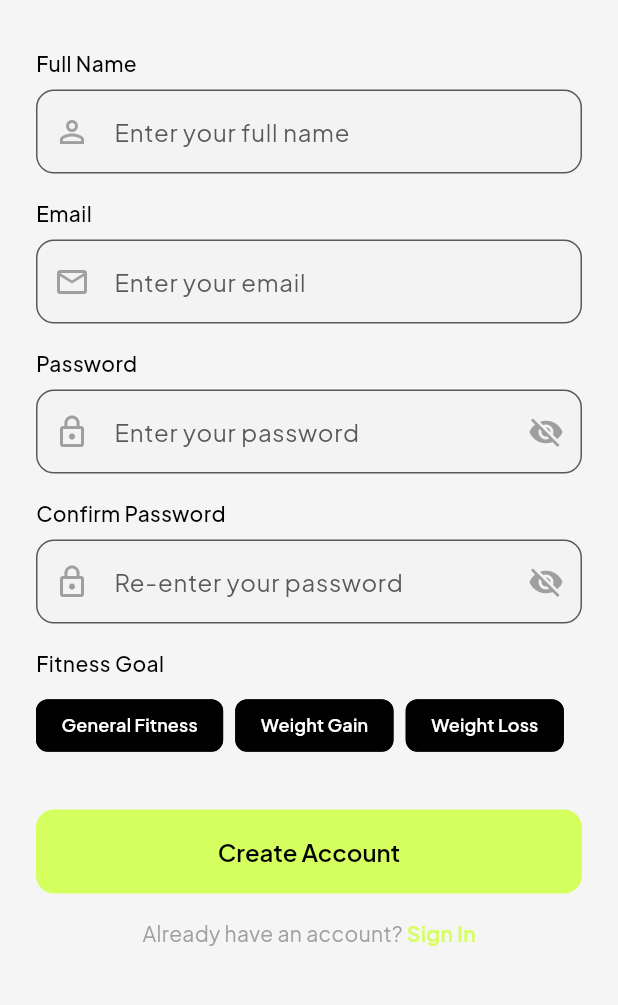
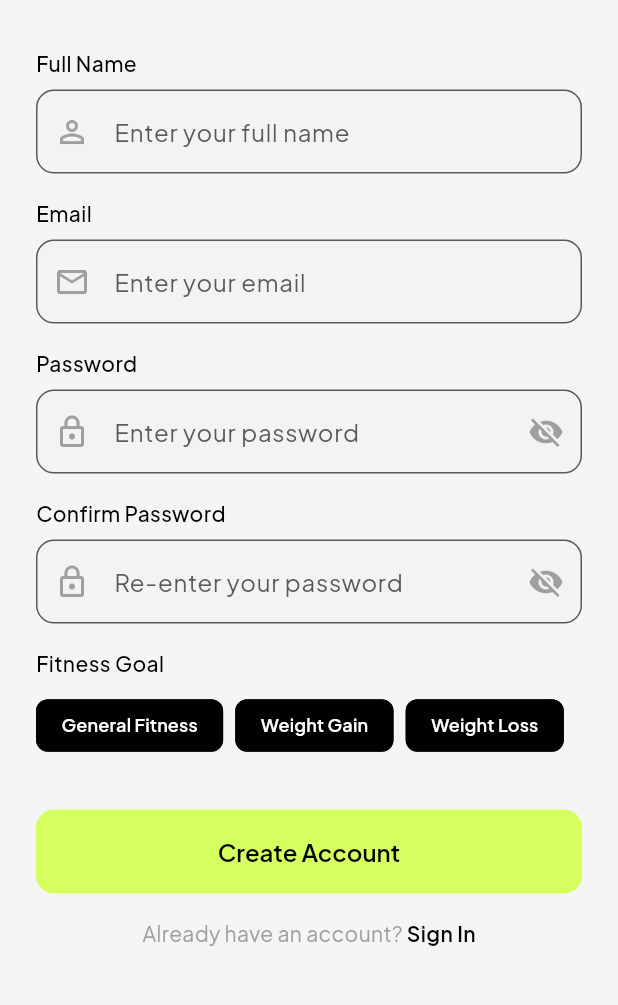
Before and after one commit to Salman0452/fyp-genzfit-frontend, a Flutter app: the screen it shows after launch, after a tap on "Client", on a phone screen of 412 x 824 dp, the part 227-1232 px from its top. Run offline on Flutter 3.47's test engine with Material 3 defaults, Android fonts, the phone set to English and light mode, and no system bars; our stand-ins replace cached_network_image, camera, cloud_firestore, file_picker, firebase_auth, firebase_core and 13 more; missing offline and left inert: cloudinary_public, dart:html, google_mlkit_pose_detection, model_viewer_plus; accounts and stored records are empty.

Commit message:
updated colors

```diff
--- a/lib/screens/auth/role_selection_screen.dart
+++ b/lib/screens/auth/role_selection_screen.dart
@@ -99,7 +99,7 @@ class RoleSelectionScreen extends StatelessWidget {
                     child: Text(
                       'Sign In',
                       style: GoogleFonts.plusJakartaSans(
-                        color: AppColors.brandGreen,
+                        color: const Color(0xFF000000),
                         fontSize: 14,
                         fontWeight: FontWeight.w600,
                       ),
@@ -149,7 +149,7 @@ class _RoleCard extends StatelessWidget {
               : AppColors.surface,
           borderRadius: BorderRadius.circular(16),
           border: Border.all(
-            color: AppColors.surfaceVariant.withOpacity(0.3),
+            color: const Color(0xFF000000),
             width: 1.5,
           ),
           boxShadow: [
--- a/lib/screens/auth/signup_screen.dart
+++ b/lib/screens/auth/signup_screen.dart
@@ -341,7 +341,7 @@ class _SignupScreenState extends State<SignupScreen> {
                       child: const Text(
                         'Sign In',
                         style: TextStyle(
-                          color: AppConstants.primaryGold,
+                          color: Color(0xFF000000),
                           fontSize: AppConstants.fontMedium,
                           fontWeight: FontWeight.w600,
                         ),
```
